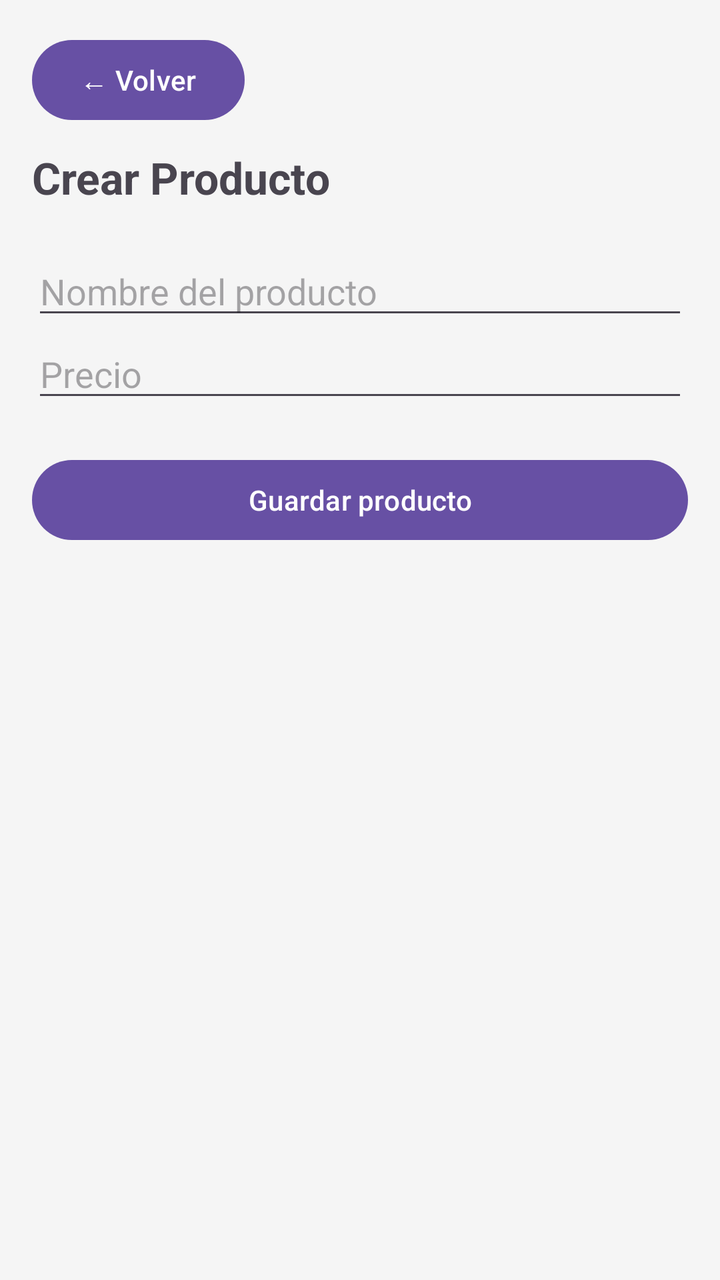
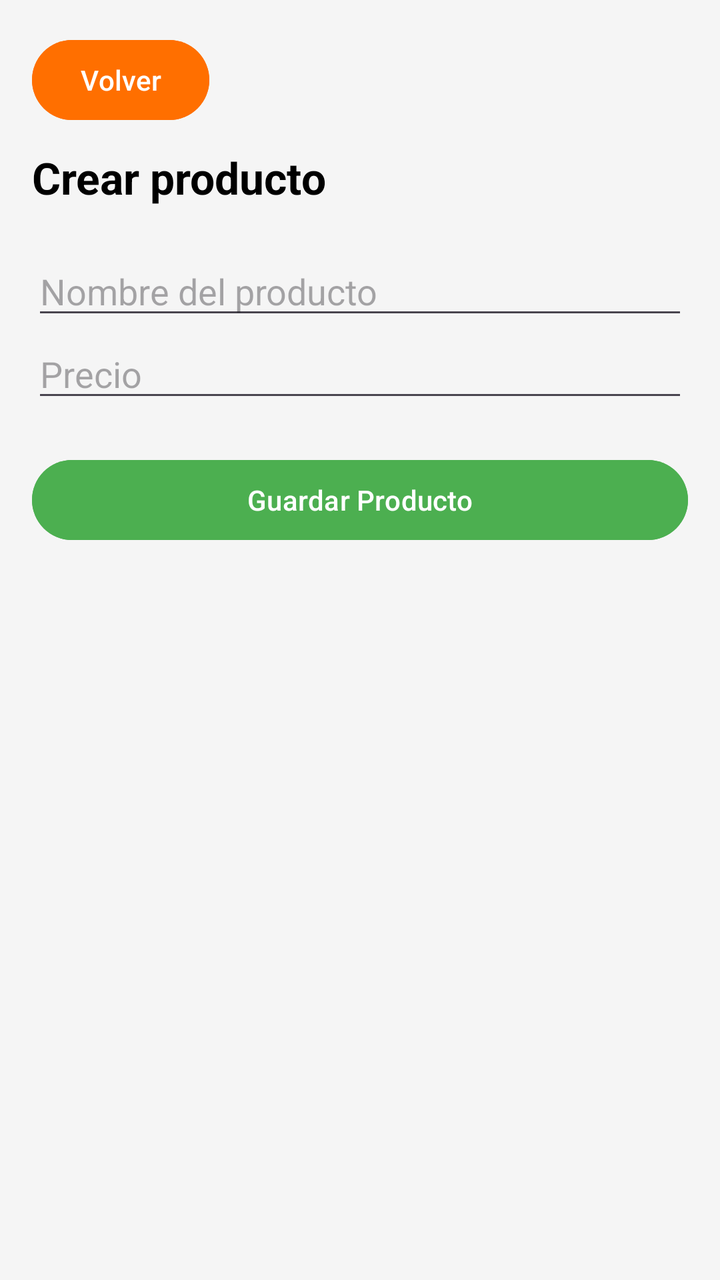

Compare the two renders of this Android layout. The source of the first and the diff that turns it into the second are given below.
<!-- AndroidManifest.xml: application theme Theme.TechStore -->
<!-- res/layout/activity_crear_producto.xml -->
<?xml version="1.0" encoding="utf-8"?>
<LinearLayout xmlns:android="http://schemas.android.com/apk/res/android"
    android:orientation="vertical"
    android:padding="16dp"
    android:background="#F5F5F5"
    android:layout_width="match_parent"
    android:layout_height="match_parent">

    
    <Button
        android:id="@+id/btnVolver"
        android:text="← Volver"
        android:layout_width="wrap_content"
        android:layout_height="wrap_content"/>

    
    <TextView
        android:text="Crear Producto"
        android:textSize="22sp"
        android:textStyle="bold"
        android:layout_marginTop="10dp"
        android:layout_width="wrap_content"
        android:layout_height="wrap_content"/>

    
    <EditText
        android:id="@+id/etNombre"
        android:hint="Nombre del producto"
        android:layout_marginTop="20dp"
        android:layout_width="match_parent"
        android:layout_height="wrap_content"/>

    
    <EditText
        android:id="@+id/etPrecio"
        android:hint="Precio"
        android:inputType="number"
        android:layout_width="match_parent"
        android:layout_height="wrap_content"/>

    
    <Button
        android:id="@+id/btnGuardar"
        android:text="Guardar producto"
        android:layout_marginTop="20dp"
        android:layout_width="match_parent"
        android:layout_height="wrap_content"/>

</LinearLayout>
<!-- resources referenced by this layout -->
<resources>
  <style name="Theme.TechStore" parent="Base.Theme.TechStore" />
  <style name="Base.Theme.TechStore" parent="Theme.Material3.DayNight.NoActionBar">
          
          
      </style>
</resources>

<!-- the commit's change to res/layout/activity_crear_producto.xml (unified diff, before → after) -->
@@ -1,47 +1,52 @@
 <?xml version="1.0" encoding="utf-8"?>
-<LinearLayout xmlns:android="http://schemas.android.com/apk/res/android"
+<LinearLayout
+    xmlns:android="http://schemas.android.com/apk/res/android"
     android:orientation="vertical"
     android:padding="16dp"
-    android:background="#F5F5F5"
+    android:background="@color/background"
     android:layout_width="match_parent"
     android:layout_height="match_parent">
 
-    
     <Button
         android:id="@+id/btnVolver"
-        android:text="← Volver"
+        android:text="@string/volver"
+        android:textColor="@color/white"
+        android:backgroundTint="@color/accent"
         android:layout_width="wrap_content"
-        android:layout_height="wrap_content"/>
+        android:layout_height="wrap_content"
+        android:contentDescription="@string/volver"/>
 
-    
     <TextView
-        android:text="Crear Producto"
+        android:text="@string/crear_producto"
         android:textSize="22sp"
         android:textStyle="bold"
+        android:textColor="@color/black"
         android:layout_marginTop="10dp"
         android:layout_width="wrap_content"
         android:layout_height="wrap_content"/>
 
-    
     <EditText
         android:id="@+id/etNombre"
-        android:hint="Nombre del producto"
+        android:hint="@string/hint_nombre_producto"
         android:layout_marginTop="20dp"
+        android:inputType="textPersonName"
+        android:autofillHints="name"
         android:layout_width="match_parent"
         android:layout_height="wrap_content"/>
 
-    
     <EditText
         android:id="@+id/etPrecio"
-        android:hint="Precio"
+        android:hint="@string/hint_precio"
         android:inputType="number"
+        android:autofillHints="transactionAmount"
         android:layout_width="match_parent"
         android:layout_height="wrap_content"/>
 
-    
     <Button
         android:id="@+id/btnGuardar"
-        android:text="Guardar producto"
+        android:text="@string/guardar_producto"
+        android:textColor="@color/white"
+        android:backgroundTint="@color/verde"
         android:layout_marginTop="20dp"
         android:layout_width="match_parent"
         android:layout_height="wrap_content"/>
<!-- resource entries referenced after the edit -->
@@ -1,5 +1,15 @@
 <!-- resources referenced by this layout -->
 <resources>
+  <color name="accent">#FF6F00</color>
+  <color name="background">#F5F5F5</color>
+  <color name="black">#000000</color>
+  <color name="verde">#4CAF50</color>
+  <color name="white">#FFFFFF</color>
+  <string name="crear_producto">Crear producto</string>
+  <string name="guardar_producto">Guardar Producto</string>
+  <string name="hint_nombre_producto">Nombre del producto</string>
+  <string name="hint_precio">Precio</string>
+  <string name="volver">Volver</string>
   <style name="Theme.TechStore" parent="Base.Theme.TechStore" />
   <style name="Base.Theme.TechStore" parent="Theme.Material3.DayNight.NoActionBar">
           
